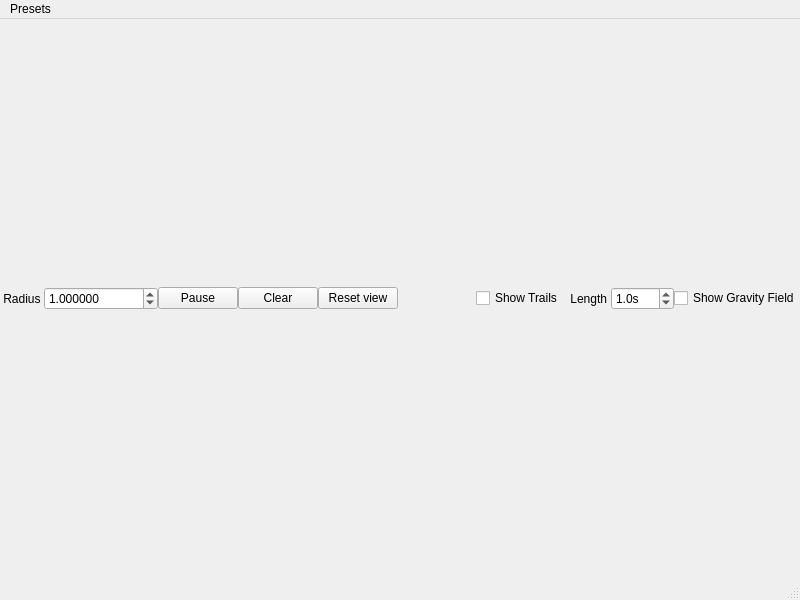
Before: the Qt Designer form mainwindow.ui in jimga150/2dAstralBodySim, drawn with Qt 5.
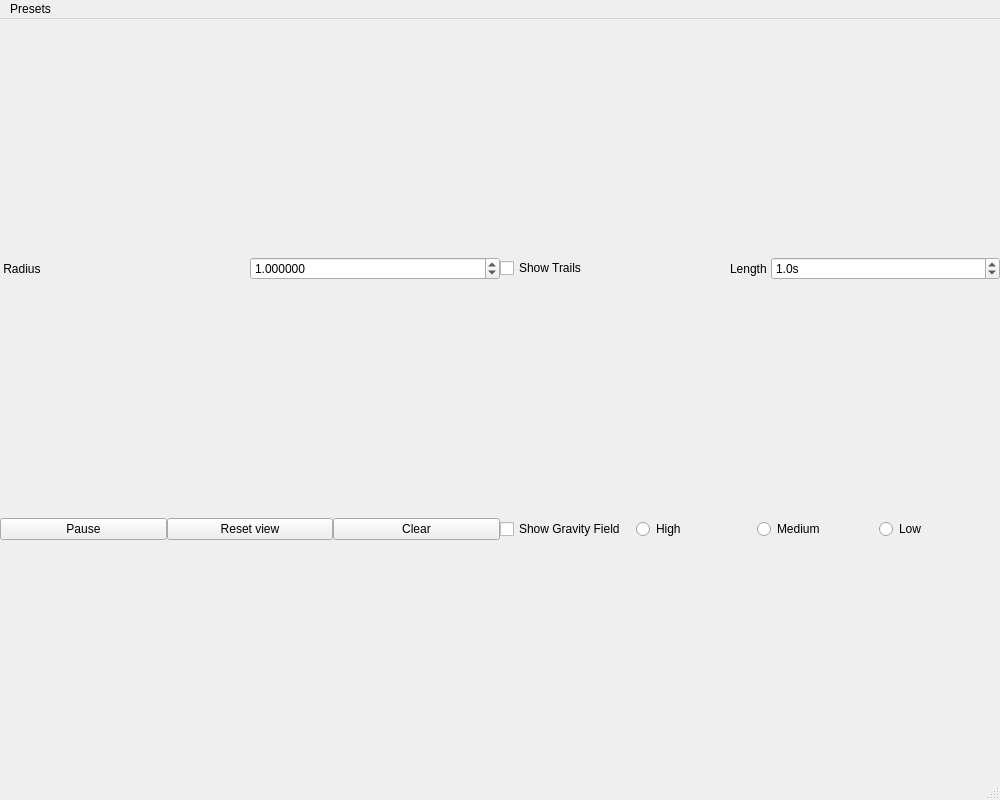
After: the same form once the commit is applied.

Commit message: add high/medium/low density options for gravity field view

What changed in the file:
```diff
--- a/mainwindow.ui
+++ b/mainwindow.ui
@@ -6,8 +6,8 @@
    <rect>
     <x>0</x>
     <y>0</y>
-    <width>800</width>
-    <height>600</height>
+    <width>1000</width>
+    <height>800</height>
    </rect>
   </property>
   <property name="windowTitle">
@@ -30,10 +30,41 @@
     <property name="spacing">
      <number>0</number>
     </property>
-    <item row="1" column="1">
+    <item row="2" column="0">
+     <widget class="QWidget" name="widget_2" native="true">
+      <property name="sizePolicy">
+       <sizepolicy hsizetype="Minimum" vsizetype="Fixed">
+        <horstretch>0</horstretch>
+        <verstretch>0</verstretch>
+       </sizepolicy>
+      </property>
+      <layout class="QHBoxLayout" name="horizontalLayout_2">
+       <property name="spacing">
+        <number>0</number>
+       </property>
+       <property name="leftMargin">
+        <number>0</number>
+       </property>
+       <property name="topMargin">
+        <number>0</number>
+       </property>
+       <property name="rightMargin">
+        <number>0</number>
+       </property>
+       <property name="bottomMargin">
+        <number>0</number>
+       </property>
+       <item>
+        <widget class="QLabel" name="label">
+         <property name="text">
+          <string> Radius </string>
+         </property>
+        </widget>
+       </item>
+       <item>
      <widget class="QDoubleSpinBox" name="radiusSpinBox">
       <property name="suffix">
-       <string> </string>
+          <string/>
       </property>
       <property name="decimals">
        <number>6</number>
@@ -52,88 +83,179 @@
       </property>
      </widget>
     </item>
-    <item row="1" column="9">
-     <widget class="QDoubleSpinBox" name="trailTLenSpinBox">
-      <property name="suffix">
-       <string>s</string>
-      </property>
-      <property name="decimals">
-       <number>1</number>
-      </property>
-      <property name="maximum">
-       <double>100.000000000000000</double>
-      </property>
-      <property name="stepType">
-       <enum>QAbstractSpinBox::AdaptiveDecimalStepType</enum>
-      </property>
-      <property name="value">
-       <double>1.000000000000000</double>
-      </property>
+      </layout>
      </widget>
     </item>
-    <item row="1" column="8">
-     <widget class="QLabel" name="label_2">
-      <property name="text">
-       <string> Length </string>
+    <item row="3" column="0">
+     <widget class="QWidget" name="widget" native="true">
+      <property name="sizePolicy">
+       <sizepolicy hsizetype="Minimum" vsizetype="Fixed">
+        <horstretch>0</horstretch>
+        <verstretch>0</verstretch>
+       </sizepolicy>
       </property>
-     </widget>
-    </item>
-    <item row="1" column="6">
-     <spacer name="horizontalSpacer">
-      <property name="orientation">
-       <enum>Qt::Horizontal</enum>
-      </property>
-      <property name="sizeHint" stdset="0">
-       <size>
-        <width>40</width>
-        <height>1</height>
-       </size>
-      </property>
-     </spacer>
-    </item>
-    <item row="1" column="4">
-     <widget class="QPushButton" name="clearButton">
-      <property name="text">
-       <string>Clear</string>
-      </property>
-     </widget>
-    </item>
-    <item row="1" column="7">
-     <widget class="QCheckBox" name="trailsCheckBox">
-      <property name="text">
-       <string>Show Trails </string>
-      </property>
-     </widget>
-    </item>
-    <item row="1" column="2">
+      <layout class="QHBoxLayout" name="horizontalLayout">
+       <property name="spacing">
+        <number>0</number>
+       </property>
+       <property name="leftMargin">
+        <number>0</number>
+       </property>
+       <property name="topMargin">
+        <number>0</number>
+       </property>
+       <property name="rightMargin">
+        <number>0</number>
+       </property>
+       <property name="bottomMargin">
+        <number>0</number>
+       </property>
+       <item>
      <widget class="QPushButton" name="pauseplayButton">
       <property name="text">
        <string>Pause</string>
       </property>
      </widget>
     </item>
-    <item row="1" column="5">
+       <item>
      <widget class="QPushButton" name="resetViewButton">
       <property name="text">
        <string>Reset view</string>
       </property>
      </widget>
     </item>
-    <item row="1" column="0">
-     <widget class="QLabel" name="label">
+       <item>
+        <widget class="QPushButton" name="clearButton">
       <property name="text">
-       <string> Radius </string>
+          <string>Clear</string>
       </property>
      </widget>
     </item>
-    <item row="1" column="10">
+      </layout>
+     </widget>
+    </item>
+    <item row="2" column="1">
+     <widget class="QWidget" name="widget_3" native="true">
+      <property name="sizePolicy">
+       <sizepolicy hsizetype="Minimum" vsizetype="Fixed">
+        <horstretch>0</horstretch>
+        <verstretch>0</verstretch>
+       </sizepolicy>
+      </property>
+      <layout class="QHBoxLayout" name="horizontalLayout_3">
+       <property name="spacing">
+        <number>0</number>
+       </property>
+       <property name="leftMargin">
+        <number>0</number>
+       </property>
+       <property name="topMargin">
+        <number>0</number>
+       </property>
+       <property name="rightMargin">
+        <number>0</number>
+       </property>
+       <property name="bottomMargin">
+        <number>0</number>
+       </property>
+       <item>
+        <widget class="QCheckBox" name="trailsCheckBox">
+         <property name="text">
+          <string>Show Trails </string>
+         </property>
+        </widget>
+       </item>
+       <item>
+        <widget class="QLabel" name="label_2">
+         <property name="sizePolicy">
+          <sizepolicy hsizetype="Fixed" vsizetype="Preferred">
+           <horstretch>0</horstretch>
+           <verstretch>0</verstretch>
+          </sizepolicy>
+         </property>
+         <property name="text">
+          <string>Length </string>
+         </property>
+        </widget>
+       </item>
+       <item>
+        <widget class="QDoubleSpinBox" name="trailTLenSpinBox">
+         <property name="suffix">
+          <string>s</string>
+         </property>
+         <property name="decimals">
+          <number>1</number>
+         </property>
+         <property name="maximum">
+          <double>100.000000000000000</double>
+         </property>
+         <property name="stepType">
+          <enum>QAbstractSpinBox::AdaptiveDecimalStepType</enum>
+         </property>
+         <property name="value">
+          <double>1.000000000000000</double>
+         </property>
+        </widget>
+       </item>
+      </layout>
+     </widget>
+    </item>
+    <item row="3" column="1">
+     <widget class="QWidget" name="widget_4" native="true">
+      <property name="sizePolicy">
+       <sizepolicy hsizetype="Minimum" vsizetype="Fixed">
+        <horstretch>0</horstretch>
+        <verstretch>0</verstretch>
+       </sizepolicy>
+      </property>
+      <layout class="QHBoxLayout" name="horizontalLayout_4">
+       <property name="spacing">
+        <number>0</number>
+       </property>
+       <property name="leftMargin">
+        <number>0</number>
+       </property>
+       <property name="topMargin">
+        <number>0</number>
+       </property>
+       <property name="rightMargin">
+        <number>0</number>
+       </property>
+       <property name="bottomMargin">
+        <number>0</number>
+       </property>
+       <item>
      <widget class="QCheckBox" name="gravFieldCheckBox">
       <property name="text">
-       <string>Show Gravity Field</string>
+          <string>Show Gravity Field   </string>
       </property>
      </widget>
     </item>
-    <item row="2" column="0" colspan="11">
+       <item>
+        <widget class="QRadioButton" name="gravFieldHighRadioButton">
+         <property name="text">
+          <string>High</string>
+         </property>
+        </widget>
+       </item>
+       <item>
+        <widget class="QRadioButton" name="gravFieldMedRadioButton">
+         <property name="text">
+          <string>Medium</string>
+         </property>
+        </widget>
+       </item>
+       <item>
+        <widget class="QRadioButton" name="gravFieldLowRadioButton">
+         <property name="text">
+          <string>Low</string>
+         </property>
+        </widget>
+       </item>
+      </layout>
+     </widget>
+    </item>
+    <item row="4" column="0" colspan="2">
      <layout class="QGridLayout" name="windowWidget">
       <property name="spacing">
        <number>0</number>
@@ -147,7 +269,7 @@
     <rect>
      <x>0</x>
      <y>0</y>
-     <width>800</width>
+     <width>1000</width>
      <height>37</height>
     </rect>
    </property>
```
Lines whose indentation alone changed are shown as unchanged. The commit also changes 4 other files.
